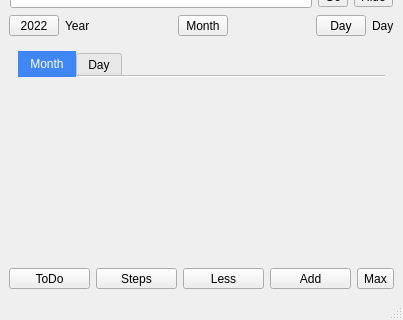
Before: the Qt Designer form mainwindow.ui in ic005k/Knot-Legacy, drawn with Qt 5; both pictures show x 0 to 403 and y 350 to 670 of the 403 by 670 pixel window.
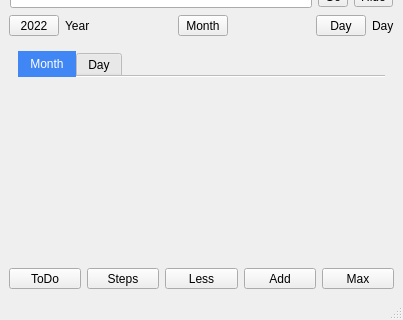
After: the same form once the commit is applied. Icons and pictures are not drawn.

```diff
--- a/mainwindow.ui
+++ b/mainwindow.ui
@@ -179,7 +179,7 @@
          <item>
           <widget class="QToolButton" name="btnMax">
            <property name="sizePolicy">
-            <sizepolicy hsizetype="Fixed" vsizetype="Fixed">
+            <sizepolicy hsizetype="Preferred" vsizetype="Fixed">
              <horstretch>0</horstretch>
              <verstretch>0</verstretch>
             </sizepolicy>
```
